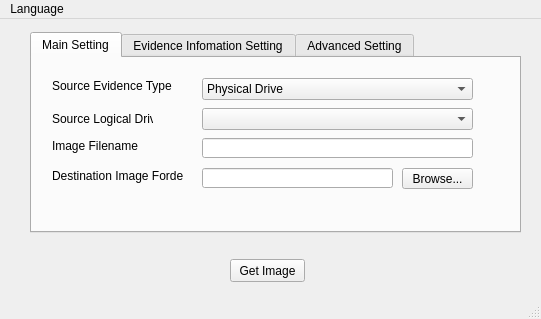
Hi-Im-darkness/FTKGui, file mainwindow.ui: the form before one commit.
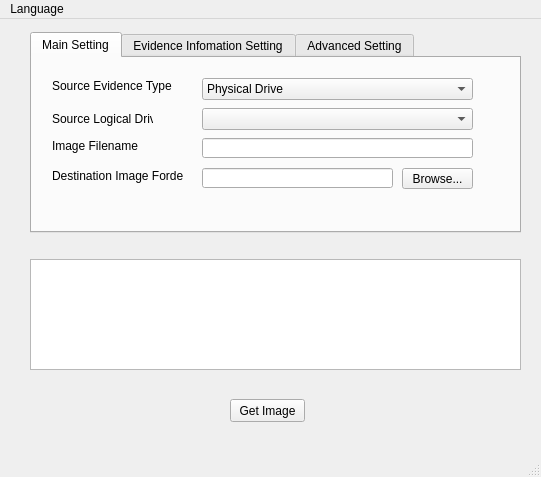
The form after the commit.

Commit message: Add simple output window and can get adminstrator privilege.

The edit to the form file:
```diff
--- a/mainwindow.ui
+++ b/mainwindow.ui
@@ -7,7 +7,7 @@
     <x>0</x>
     <y>0</y>
     <width>541</width>
-    <height>319</height>
+    <height>477</height>
    </rect>
   </property>
   <property name="windowTitle">
@@ -18,7 +18,7 @@
     <property name="geometry">
      <rect>
       <x>230</x>
-      <y>240</y>
+      <y>380</y>
       <width>75</width>
       <height>23</height>
      </rect>
@@ -387,6 +387,16 @@
      </widget>
     </widget>
    </widget>
+   <widget class="QTextEdit" name="textEdit">
+    <property name="geometry">
+     <rect>
+      <x>30</x>
+      <y>240</y>
+      <width>491</width>
+      <height>111</height>
+     </rect>
+    </property>
+   </widget>
   </widget>
   <widget class="QStatusBar" name="statusBar"/>
   <widget class="QMenuBar" name="menuBar">
```
The commit also changes 6 other files.
